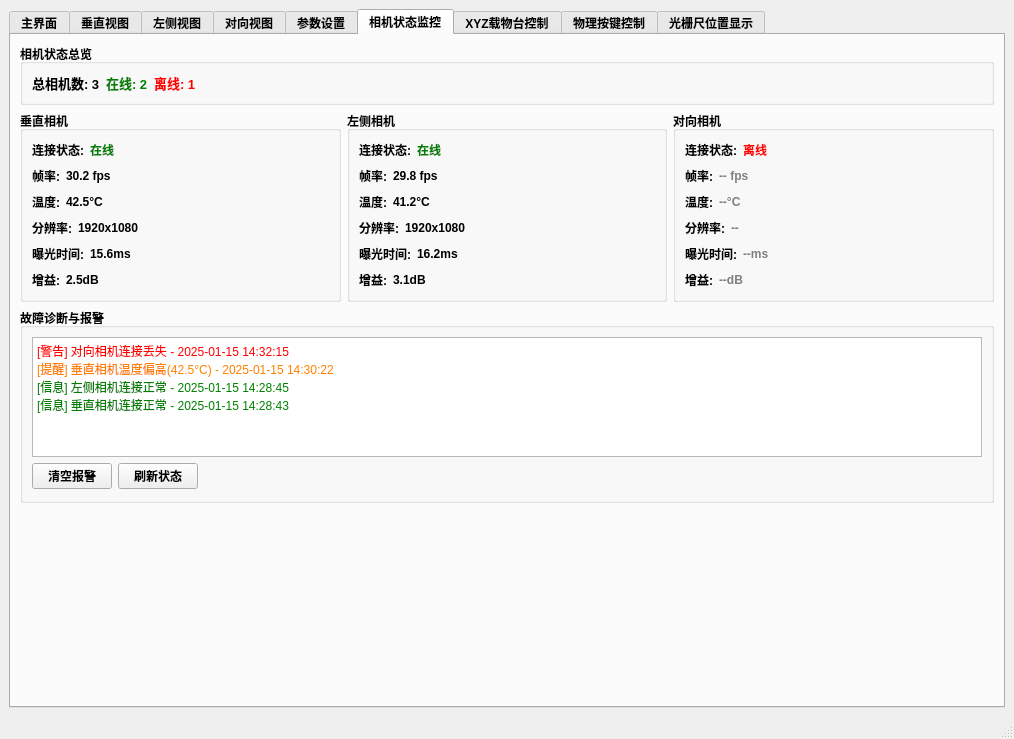
The window that src/MutiCamApp.ui (NicoleKJ9721/MutiCamApp) describes before a commit, drawn with Qt 5.
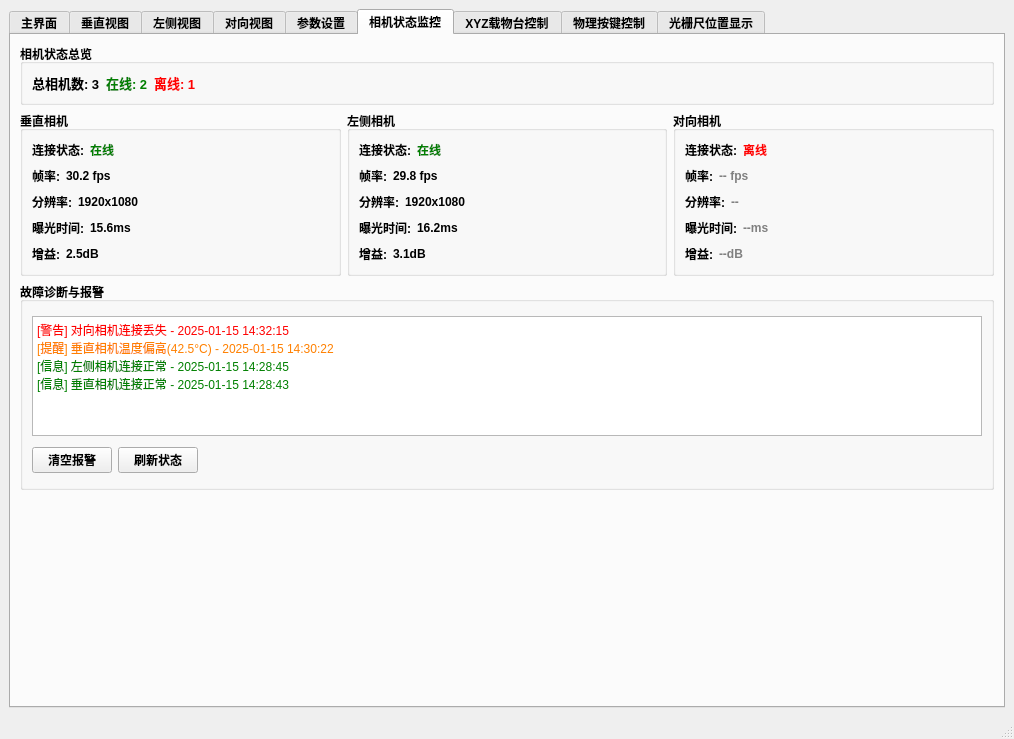
The same window after the commit. The open tabs and pages were chosen to show the change.

Commit message: refactor(UI): 移除普通工业相机不支持的温度显示

The edit to the form file:
```diff
--- a/src/MutiCamApp.ui
+++ b/src/MutiCamApp.ui
@@ -2797,37 +2797,7 @@
                </item>
               </layout>
              </item>
-             <item>
-              <layout class="QHBoxLayout" name="horizontalLayout_verticalTemp">
-               <item>
-                <widget class="QLabel" name="labelVerticalTempTitle">
-                 <property name="text">
-                  <string>温度:</string>
-                 </property>
-                </widget>
-               </item>
-               <item>
-                <widget class="QLabel" name="labelVerticalTemp">
-                 <property name="text">
-                  <string>42.5°C</string>
-                 </property>
-                </widget>
-               </item>
-               <item>
-                <spacer name="horizontalSpacer_verticalTemp">
-                 <property name="orientation">
-                  <enum>Qt::Orientation::Horizontal</enum>
-                 </property>
-                 <property name="sizeHint" stdset="0">
-                  <size>
-                   <width>40</width>
-                   <height>20</height>
-                  </size>
-                 </property>
-                </spacer>
-               </item>
-              </layout>
-             </item>
+             <!-- 温度显示已隐藏 - 普通工业相机不支持温度读取 -->
              <item>
               <layout class="QHBoxLayout" name="horizontalLayout_verticalResolution">
                <item>
@@ -3007,37 +2977,7 @@
                </item>
               </layout>
              </item>
-             <item>
-              <layout class="QHBoxLayout" name="horizontalLayout_leftTemp">
-               <item>
-                <widget class="QLabel" name="labelLeftTempTitle">
-                 <property name="text">
-                  <string>温度:</string>
-                 </property>
-                </widget>
-               </item>
-               <item>
-                <widget class="QLabel" name="labelLeftTemp">
-                 <property name="text">
-                  <string>41.2°C</string>
-                 </property>
-                </widget>
-               </item>
-               <item>
-                <spacer name="horizontalSpacer_leftTemp">
-                 <property name="orientation">
-                  <enum>Qt::Orientation::Horizontal</enum>
-                 </property>
-                 <property name="sizeHint" stdset="0">
-                  <size>
-                   <width>40</width>
-                   <height>20</height>
-                  </size>
-                 </property>
-                </spacer>
-               </item>
-              </layout>
-             </item>
+             <!-- 温度显示已隐藏 - 普通工业相机不支持温度读取 -->
              <item>
               <layout class="QHBoxLayout" name="horizontalLayout_leftResolution">
                <item>
@@ -3220,40 +3160,7 @@
                </item>
               </layout>
              </item>
-             <item>
-              <layout class="QHBoxLayout" name="horizontalLayout_frontTemp">
-               <item>
-                <widget class="QLabel" name="labelFrontTempTitle">
-                 <property name="text">
-                  <string>温度:</string>
-                 </property>
-                </widget>
-               </item>
-               <item>
-                <widget class="QLabel" name="labelFrontTemp">
-                 <property name="styleSheet">
-                  <string>color: gray;</string>
-                 </property>
-                 <property name="text">
-                  <string>--°C</string>
-                 </property>
-                </widget>
-               </item>
-               <item>
-                <spacer name="horizontalSpacer_frontTemp">
-                 <property name="orientation">
-                  <enum>Qt::Orientation::Horizontal</enum>
-                 </property>
-                 <property name="sizeHint" stdset="0">
-                  <size>
-                   <width>40</width>
-                   <height>20</height>
-                  </size>
-                 </property>
-                </spacer>
-               </item>
-              </layout>
-             </item>
+             <!-- 温度显示已隐藏 - 普通工业相机不支持温度读取 -->
              <item>
               <layout class="QHBoxLayout" name="horizontalLayout_frontResolution">
                <item>
```
